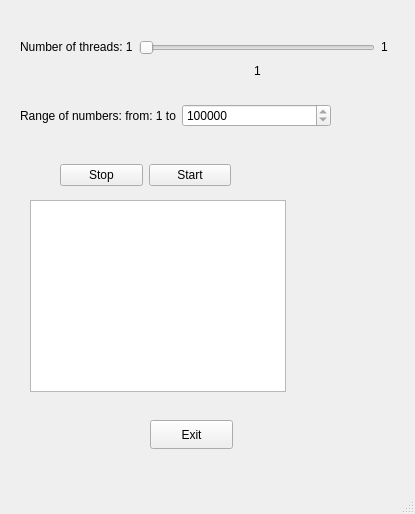
First picture: the form in Hilel_pro_project/mainwindow.ui, repository IhorNakonechnyi/Hilel_pro_project, before the edit.
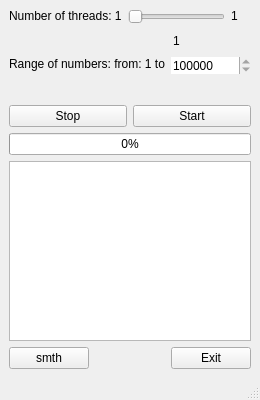
Second picture: the form after the edit.

Patch:
```diff
--- a/Hilel_pro_project/mainwindow.ui
+++ b/Hilel_pro_project/mainwindow.ui
@@ -6,10 +6,22 @@
    <rect>
     <x>0</x>
     <y>0</y>
-    <width>415</width>
-    <height>514</height>
+    <width>260</width>
+    <height>400</height>
    </rect>
   </property>
+  <property name="maximumSize">
+   <size>
+    <width>260</width>
+    <height>400</height>
+   </size>
+  </property>
+  <property name="baseSize">
+   <size>
+    <width>260</width>
+    <height>425</height>
+   </size>
+  </property>
   <property name="windowTitle">
    <string>Collatz conjecture</string>
   </property>
@@ -20,94 +32,12 @@
    <bool>false</bool>
   </property>
   <widget class="QWidget" name="centralwidget">
-   <widget class="QPushButton" name="buttonExit">
-    <property name="geometry">
-     <rect>
-      <x>150</x>
-      <y>420</y>
-      <width>83</width>
-      <height>29</height>
-     </rect>
-    </property>
-    <property name="text">
-     <string>Exit</string>
-    </property>
-   </widget>
-   <widget class="QTextBrowser" name="textOutput">
-    <property name="geometry">
-     <rect>
-      <x>30</x>
-      <y>200</y>
-      <width>256</width>
-      <height>192</height>
-     </rect>
-    </property>
-   </widget>
-   <widget class="QWidget" name="horizontalLayoutWidget">
-    <property name="geometry">
-     <rect>
-      <x>60</x>
-      <y>160</y>
-      <width>171</width>
-      <height>31</height>
-     </rect>
-    </property>
-    <layout class="QHBoxLayout" name="horizontalLayout">
+   <layout class="QVBoxLayout" name="verticalLayout_6">
      <item>
-      <widget class="QPushButton" name="buttonStop">
-       <property name="text">
-        <string>Stop</string>
-       </property>
-      </widget>
-     </item>
-     <item>
-      <widget class="QPushButton" name="buttonStart">
-       <property name="text">
-        <string>Start</string>
-       </property>
-      </widget>
-     </item>
-    </layout>
-   </widget>
-   <widget class="QWidget" name="horizontalLayoutWidget_2">
-    <property name="geometry">
-     <rect>
-      <x>20</x>
-      <y>100</y>
-      <width>311</width>
-      <height>31</height>
-     </rect>
-    </property>
-    <layout class="QHBoxLayout" name="horizontalLayout_2">
-     <item>
-      <widget class="QLabel" name="labelSpinBoxMaxNumber">
-       <property name="text">
-        <string>Range of numbers: from: 1 to</string>
-       </property>
-      </widget>
-     </item>
-     <item>
-      <widget class="QSpinBox" name="spinBoxMaxNumber">
-       <property name="minimum">
-        <number>1000000</number>
-       </property>
-       <property name="maximum">
-        <number>1000000</number>
-       </property>
-      </widget>
-     </item>
-    </layout>
-   </widget>
-   <widget class="QWidget" name="horizontalLayoutWidget_4">
-    <property name="geometry">
-     <rect>
-      <x>20</x>
-      <y>40</y>
-      <width>381</width>
-      <height>41</height>
-     </rect>
-    </property>
     <layout class="QHBoxLayout" name="horizontalLayout_5">
+      <property name="sizeConstraint">
+       <enum>QLayout::SizeConstraint::SetDefaultConstraint</enum>
+      </property>
      <item>
       <layout class="QVBoxLayout" name="verticalLayout_2">
        <item>
@@ -122,10 +52,13 @@
          <property name="orientation">
           <enum>Qt::Orientation::Vertical</enum>
          </property>
+          <property name="sizeType">
+           <enum>QSizePolicy::Policy::Expanding</enum>
+          </property>
          <property name="sizeHint" stdset="0">
           <size>
-           <width>20</width>
-           <height>40</height>
+            <width>112</width>
+            <height>16</height>
           </size>
          </property>
         </spacer>
@@ -211,7 +144,131 @@
       </layout>
      </item>
     </layout>
-   </widget>
+    </item>
+    <item>
+     <layout class="QHBoxLayout" name="horizontalLayout_2">
+      <property name="sizeConstraint">
+       <enum>QLayout::SizeConstraint::SetDefaultConstraint</enum>
+      </property>
+      <item>
+       <layout class="QVBoxLayout" name="verticalLayout_5">
+        <item>
+         <widget class="QLabel" name="labelSpinBoxMaxNumber">
+          <property name="text">
+           <string>Range of numbers: from: 1 to</string>
+          </property>
+          <property name="margin">
+           <number>0</number>
+          </property>
+         </widget>
+        </item>
+        <item>
+         <spacer name="verticalSpacer_3">
+          <property name="orientation">
+           <enum>Qt::Orientation::Vertical</enum>
+          </property>
+          <property name="sizeHint" stdset="0">
+           <size>
+            <width>20</width>
+            <height>40</height>
+           </size>
+          </property>
+         </spacer>
+        </item>
+       </layout>
+      </item>
+      <item>
+       <layout class="QVBoxLayout" name="verticalLayout_4">
+        <item>
+         <widget class="QSpinBox" name="spinBoxMaxNumber">
+          <property name="frame">
+           <bool>false</bool>
+          </property>
+          <property name="minimum">
+           <number>1000000</number>
+          </property>
+          <property name="maximum">
+           <number>1000000</number>
+          </property>
+         </widget>
+        </item>
+        <item>
+         <widget class="QLabel" name="labelLimit">
+          <property name="text">
+           <string/>
+          </property>
+         </widget>
+        </item>
+       </layout>
+      </item>
+     </layout>
+    </item>
+    <item>
+     <layout class="QHBoxLayout" name="horizontalLayout">
+      <item>
+       <widget class="QPushButton" name="buttonStop">
+        <property name="text">
+         <string>Stop</string>
+        </property>
+       </widget>
+      </item>
+      <item>
+       <widget class="QPushButton" name="buttonStart">
+        <property name="text">
+         <string>Start</string>
+        </property>
+       </widget>
+      </item>
+     </layout>
+    </item>
+    <item>
+     <widget class="QProgressBar" name="progressBar">
+      <property name="value">
+       <number>0</number>
+      </property>
+     </widget>
+    </item>
+    <item>
+     <widget class="QTextBrowser" name="textOutput"/>
+    </item>
+    <item>
+     <layout class="QHBoxLayout" name="horizontalLayout_4">
+      <property name="spacing">
+       <number>7</number>
+      </property>
+      <property name="bottomMargin">
+       <number>0</number>
+      </property>
+      <item>
+       <widget class="QPushButton" name="buttonDontKnow">
+        <property name="text">
+         <string>smth</string>
+        </property>
+       </widget>
+      </item>
+      <item>
+       <spacer name="horizontalSpacer_3">
+        <property name="orientation">
+         <enum>Qt::Orientation::Horizontal</enum>
+        </property>
+        <property name="sizeHint" stdset="0">
+         <size>
+          <width>40</width>
+          <height>20</height>
+         </size>
+        </property>
+       </spacer>
+      </item>
+      <item>
+       <widget class="QPushButton" name="buttonExit">
+        <property name="text">
+         <string>Exit</string>
+        </property>
+       </widget>
+      </item>
+     </layout>
+    </item>
+   </layout>
   </widget>
   <widget class="QMenuBar" name="menubar">
    <property name="geometry">
```
Left out of the diff: 2 changed lines with no effect on the pictures. Lines whose indentation alone changed are shown as unchanged.
